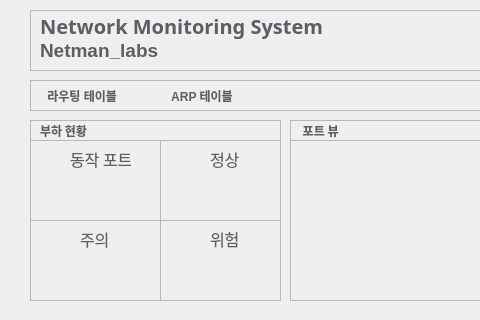
First picture: the form in mainwindow.ui, repository gunwoopyo/network, before the edit; both pictures show x 0 to 480 and y 0 to 320 of the 1368 by 789 pixel window.
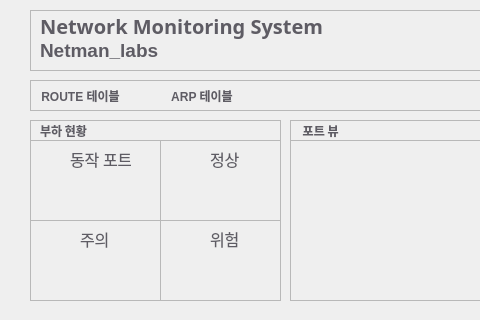
Second picture: the form after the edit.

What changed in the file:
```diff
--- a/mainwindow.ui
+++ b/mainwindow.ui
@@ -2011,7 +2011,7 @@
 border:none;</string>
      </property>
      <property name="text">
-      <string> 라우팅 테이블</string>
+      <string>ROUTE 테이블</string>
      </property>
     </widget>
    </widget>
```
